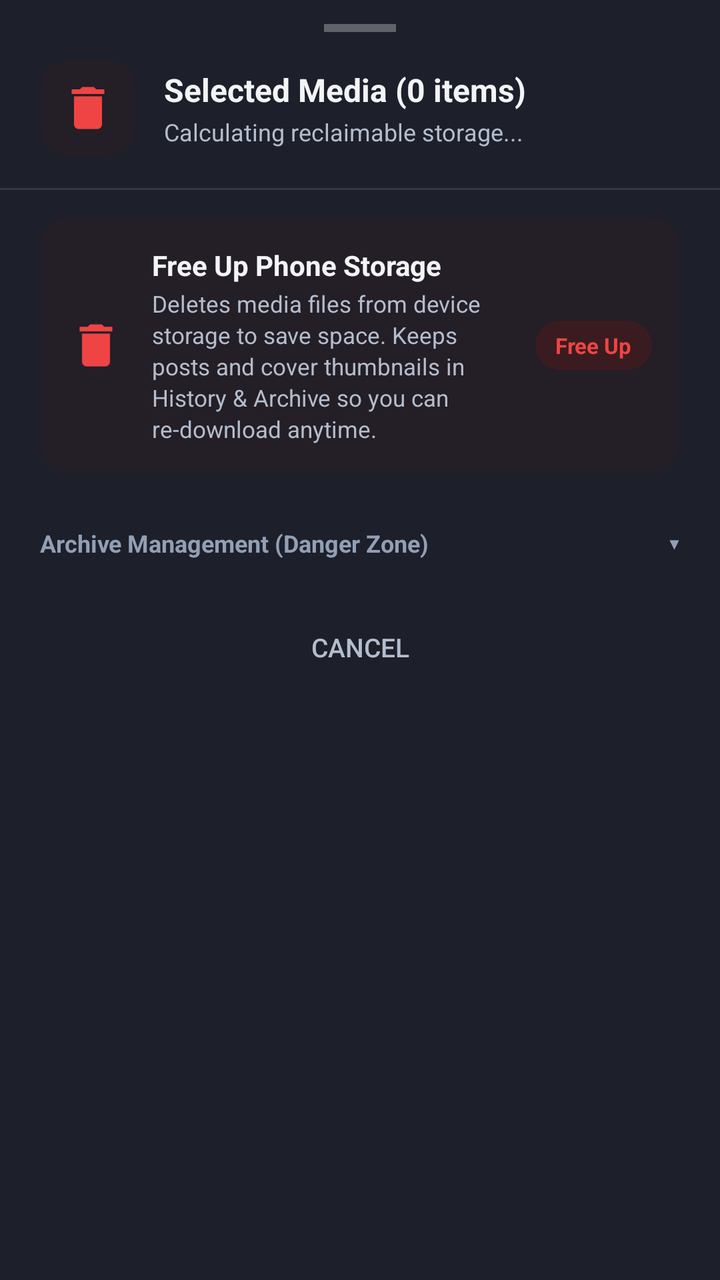
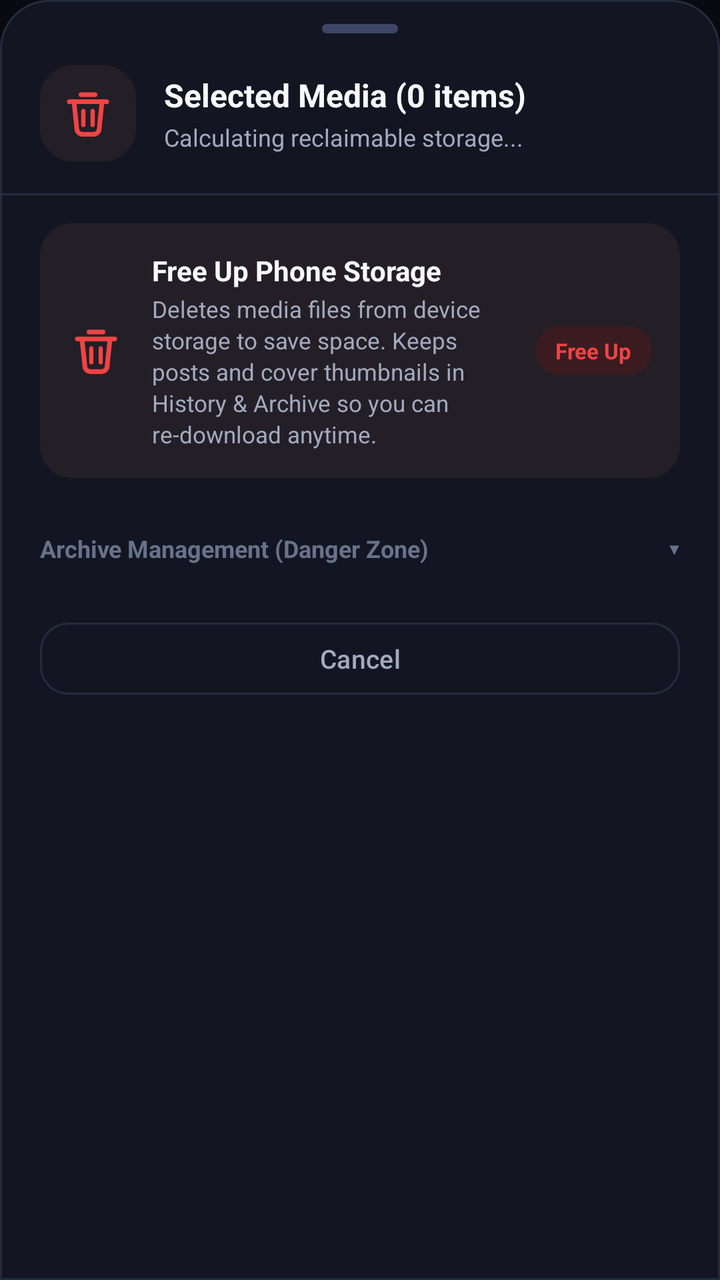

An Android layout rendered at two revisions. The XML below is the earlier revision; the diff shows what the commit changed to produce the second picture.
<!-- AndroidManifest.xml: application theme Theme.InstaSave -->
<!-- res/layout/bottom_sheet_gallery_batch_options.xml -->
<?xml version="1.0" encoding="utf-8"?>
<LinearLayout xmlns:android="http://schemas.android.com/apk/res/android"
    android:layout_width="match_parent"
    android:layout_height="wrap_content"
    android:orientation="vertical"
    android:background="@color/card_bg"
    android:paddingBottom="24dp">

    
    <View
        android:layout_width="36dp"
        android:layout_height="4dp"
        android:layout_gravity="center_horizontal"
        android:layout_marginTop="12dp"
        android:layout_marginBottom="14dp"
        android:background="#4DFFFFFF" />

    
    <LinearLayout
        android:layout_width="match_parent"
        android:layout_height="wrap_content"
        android:orientation="horizontal"
        android:gravity="center_vertical"
        android:paddingHorizontal="20dp"
        android:paddingBottom="16dp">

        <ImageView
            android:layout_width="48dp"
            android:layout_height="48dp"
            android:src="@drawable/ic_delete"
            android:tint="#EF4444"
            android:background="@drawable/card_background"
            android:backgroundTint="#241E26"
            android:padding="10dp"
            android:contentDescription="Batch Delete" />

        <LinearLayout
            android:layout_width="0dp"
            android:layout_height="wrap_content"
            android:layout_weight="1"
            android:orientation="vertical"
            android:layout_marginStart="14dp">

            <TextView
                android:id="@+id/tvBatchTitle"
                android:layout_width="wrap_content"
                android:layout_height="wrap_content"
                android:text="Selected Media (0 items)"
                android:textColor="@color/text_primary"
                android:textSize="16sp"
                android:textStyle="bold" />

            <TextView
                android:id="@+id/tvBatchSubtitle"
                android:layout_width="wrap_content"
                android:layout_height="wrap_content"
                android:layout_marginTop="2dp"
                android:text="Calculating reclaimable storage..."
                android:textColor="@color/text_secondary"
                android:textSize="12sp" />
        </LinearLayout>
    </LinearLayout>

    <View
        android:layout_width="match_parent"
        android:layout_height="1dp"
        android:background="#1AFFFFFF"
        android:layout_marginBottom="14dp" />

    
    <LinearLayout
        android:layout_width="match_parent"
        android:layout_height="wrap_content"
        android:orientation="vertical"
        android:paddingHorizontal="20dp">

        
        <LinearLayout
            android:id="@+id/cardFreeUpStorage"
            android:layout_width="match_parent"
            android:layout_height="wrap_content"
            android:orientation="horizontal"
            android:gravity="center_vertical"
            android:background="@drawable/card_background"
            android:backgroundTint="#241E26"
            android:padding="14dp"
            android:clickable="true"
            android:focusable="true">

            <ImageView
                android:layout_width="28dp"
                android:layout_height="28dp"
                android:src="@drawable/ic_delete"
                android:tint="#EF4444"
                android:contentDescription="Free Up Phone Storage" />

            <LinearLayout
                android:layout_width="0dp"
                android:layout_height="wrap_content"
                android:layout_weight="1"
                android:orientation="vertical"
                android:layout_marginStart="14dp"
                android:layout_marginEnd="8dp">

                <TextView
                    android:id="@+id/tvFreeUpTitle"
                    android:layout_width="wrap_content"
                    android:layout_height="wrap_content"
                    android:text="Free Up Phone Storage"
                    android:textColor="@color/text_primary"
                    android:textSize="14sp"
                    android:textStyle="bold" />

                <TextView
                    android:layout_width="wrap_content"
                    android:layout_height="wrap_content"
                    android:layout_marginTop="2dp"
                    android:text="Deletes media files from device storage to save space. Keeps posts and cover thumbnails in History &amp; Archive so you can re-download anytime."
                    android:textColor="@color/text_secondary"
                    android:textSize="11.5sp"
                    android:lineSpacingExtra="2dp" />
            </LinearLayout>

            <TextView
                android:id="@+id/tvFreeUpPill"
                android:layout_width="wrap_content"
                android:layout_height="wrap_content"
                android:text="Free Up"
                android:textColor="#EF4444"
                android:textSize="11sp"
                android:textStyle="bold"
                android:background="@drawable/card_background"
                android:backgroundTint="#3A1C20"
                android:paddingHorizontal="10dp"
                android:paddingVertical="5dp" />
        </LinearLayout>

        
        <LinearLayout
            android:id="@+id/layoutBatchDangerHeader"
            android:layout_width="match_parent"
            android:layout_height="wrap_content"
            android:orientation="horizontal"
            android:gravity="center_vertical"
            android:layout_marginTop="16dp"
            android:paddingVertical="8dp"
            android:clickable="true"
            android:focusable="true">

            <TextView
                android:layout_width="0dp"
                android:layout_height="wrap_content"
                android:layout_weight="1"
                android:text="Archive Management (Danger Zone)"
                android:textColor="@color/text_muted"
                android:textSize="12sp"
                android:textStyle="bold" />

            <TextView
                android:id="@+id/tvBatchDangerChevron"
                android:layout_width="wrap_content"
                android:layout_height="wrap_content"
                android:text="▾"
                android:textColor="@color/text_muted"
                android:textSize="16sp" />
        </LinearLayout>

        
        <LinearLayout
            android:id="@+id/layoutBatchDangerContent"
            android:layout_width="match_parent"
            android:layout_height="wrap_content"
            android:orientation="vertical"
            android:background="@drawable/card_background"
            android:backgroundTint="#241215"
            android:padding="14dp"
            android:layout_marginTop="4dp"
            android:visibility="gone">

            <TextView
                android:layout_width="wrap_content"
                android:layout_height="wrap_content"
                android:text="⚠️ Permanent Archive Removal"
                android:textColor="#EF4444"
                android:textSize="12.5sp"
                android:textStyle="bold" />

            <TextView
                android:layout_width="wrap_content"
                android:layout_height="wrap_content"
                android:layout_marginTop="4dp"
                android:text="Permanently removes both physical files and History records from InstaSave. These posts cannot be restored or re-downloaded from the archive."
                android:textColor="@color/text_secondary"
                android:textSize="11.5sp"
                android:lineSpacingExtra="2dp" />

            <Button
                android:id="@+id/btnBatchPermanentDelete"
                style="@style/Widget.AppCompat.Button.Borderless"
                android:layout_width="match_parent"
                android:layout_height="38dp"
                android:text="Permanently Erase from History"
                android:textColor="#EF4444"
                android:textSize="12sp"
                android:textStyle="bold"
                android:background="@drawable/card_background"
                android:backgroundTint="#3B171A"
                android:layout_marginTop="12dp" />
        </LinearLayout>

        
        <Button
            android:id="@+id/btnBatchCancel"
            style="@style/Widget.AppCompat.Button.Borderless"
            android:layout_width="match_parent"
            android:layout_height="42dp"
            android:text="Cancel"
            android:textColor="@color/text_secondary"
            android:textSize="13sp"
            android:layout_marginTop="12dp" />

    </LinearLayout>

</LinearLayout>
<!-- resources referenced by this layout -->
<resources>
  <color name="card_bg">#1D1F2A</color>
  <color name="text_muted">#929FB4</color>
  <color name="text_primary">#F3F4F6</color>
  <color name="text_secondary">#B3BDCE</color>
  <!-- drawable card_background (drawable) -->
  <?xml version="1.0" encoding="utf-8"?>
  <shape xmlns:android="http://schemas.android.com/apk/res/android"
      android:shape="rectangle">
      <solid android:color="@color/card_bg" />
      <corners android:radius="14dp" />
      <stroke
          android:width="1dp"
          android:color="@color/card_stroke" />
  </shape>
  <!-- drawable ic_delete (drawable) -->
  <?xml version="1.0" encoding="utf-8"?>
  <vector xmlns:android="http://schemas.android.com/apk/res/android"
      android:width="24dp"
      android:height="24dp"
      android:viewportWidth="24"
      android:viewportHeight="24">
      <path
          android:fillColor="#EF4444"
          android:pathData="M6,19c0,1.1 0.9,2 2,2h8c1.1,0 2,-0.9 2,-2V7H6v12zM19,4h-3.5l-1,-1h-5l-1,1H5v2h14V4z" />
  </vector>
  <style name="Theme.InstaSave" parent="Theme.Material3.Dark.NoActionBar">
          
          <item name="colorPrimary">@color/insta_pink</item>
          <item name="android:statusBarColor">@color/bg_dark</item>
          <item name="colorOnPrimary">@color/bg_dark</item>
          <item name="colorAccent">@color/insta_coral</item>
  
          
          <item name="colorSecondaryContainer">#37344E</item>
          <item name="colorOnSecondaryContainer">@color/insta_pink</item>
  
          
          <item name="android:colorBackground">@color/bg_dark</item>
          <item name="colorSurface">@color/bg_dark</item>
          <item name="colorSurfaceContainer">@color/card_bg</item>
          <item name="colorOnSurface">@color/text_primary</item>
          <item name="colorOnSurfaceVariant">@color/text_secondary</item>
          <item name="colorOutline">@color/card_stroke</item>
  
          
          <item name="bottomNavigationStyle">@style/Widget.InstaSave.BottomNav</item>
      </style>
  <color name="card_stroke">#373948</color>
  <color name="insta_pink">#AAA6FF</color>
  <color name="bg_dark">#101118</color>
  <color name="insta_coral">#938DFF</color>
  <style name="Widget.InstaSave.BottomNav" parent="Widget.Material3.BottomNavigationView">
          <item name="itemActiveIndicatorStyle">@style/Widget.InstaSave.BottomNav.Indicator</item>
      </style>
  <style name="Widget.InstaSave.BottomNav.Indicator" parent="Widget.Material3.BottomNavigationView.ActiveIndicator">
          <item name="android:color">#37344E</item>
          <item name="android:width">56dp</item>
          <item name="android:height">32dp</item>
      </style>
</resources>

<!-- the commit's change to res/layout/bottom_sheet_gallery_batch_options.xml (unified diff, before → after) -->
@@ -1,19 +1,21 @@
 <?xml version="1.0" encoding="utf-8"?>
 <LinearLayout xmlns:android="http://schemas.android.com/apk/res/android"
+    xmlns:app="http://schemas.android.com/apk/res-auto"
     android:layout_width="match_parent"
     android:layout_height="wrap_content"
     android:orientation="vertical"
-    android:background="@color/card_bg"
+    android:background="@drawable/bg_bottom_sheet"
     android:paddingBottom="24dp">
 
     
     <View
-        android:layout_width="36dp"
-        android:layout_height="4dp"
+        android:layout_width="38dp"
+        android:layout_height="4.5dp"
         android:layout_gravity="center_horizontal"
         android:layout_marginTop="12dp"
-        android:layout_marginBottom="14dp"
-        android:background="#4DFFFFFF" />
+        android:layout_marginBottom="16dp"
+        android:background="@drawable/card_background"
+        android:backgroundTint="#3D4664" />
 
     
     <LinearLayout
@@ -28,7 +30,7 @@
             android:layout_width="48dp"
             android:layout_height="48dp"
             android:src="@drawable/ic_delete"
-            android:tint="#EF4444"
+            app:tint="#EF4444"
             android:background="@drawable/card_background"
             android:backgroundTint="#241E26"
             android:padding="10dp"
@@ -64,7 +66,7 @@
     <View
         android:layout_width="match_parent"
         android:layout_height="1dp"
-        android:background="#1AFFFFFF"
+        android:background="@color/card_stroke"
         android:layout_marginBottom="14dp" />
 
     
@@ -91,7 +93,7 @@
                 android:layout_width="28dp"
                 android:layout_height="28dp"
                 android:src="@drawable/ic_delete"
-                android:tint="#EF4444"
+                app:tint="#EF4444"
                 android:contentDescription="Free Up Phone Storage" />
 
             <LinearLayout
@@ -198,7 +200,7 @@
                 android:id="@+id/btnBatchPermanentDelete"
                 style="@style/Widget.AppCompat.Button.Borderless"
                 android:layout_width="match_parent"
-                android:layout_height="38dp"
+                android:layout_height="40dp"
                 android:text="Permanently Erase from History"
                 android:textColor="#EF4444"
                 android:textSize="12sp"
@@ -209,15 +211,17 @@
         </LinearLayout>
 
         
-        <Button
+        <com.google.android.material.button.MaterialButton
             android:id="@+id/btnBatchCancel"
-            style="@style/Widget.AppCompat.Button.Borderless"
-            android:layout_width="match_parent"
-            android:layout_height="42dp"
+            style="?attr/materialButtonOutlinedStyle"
+            android:layout_width="match_parent"
+            android:layout_height="44dp"
             android:text="Cancel"
             android:textColor="@color/text_secondary"
             android:textSize="13sp"
-            android:layout_marginTop="12dp" />
+            app:cornerRadius="14dp"
+            app:strokeColor="@color/card_stroke"
+            android:layout_marginTop="14dp" />
 
     </LinearLayout>
 
<!-- resource entries referenced after the edit -->
@@ -1,15 +1,29 @@
 <!-- resources referenced by this layout -->
 <resources>
-  <color name="card_bg">#1D1F2A</color>
-  <color name="text_muted">#929FB4</color>
-  <color name="text_primary">#F3F4F6</color>
-  <color name="text_secondary">#B3BDCE</color>
+  <color name="card_bg">#131622</color>
+  <color name="text_muted">#68728A</color>
+  <color name="text_primary">#F8F9FD</color>
+  <color name="text_secondary">#A2AABF</color>
+  <!-- drawable bg_bottom_sheet (drawable) -->
+  <?xml version="1.0" encoding="utf-8"?>
+  <shape xmlns:android="http://schemas.android.com/apk/res/android"
+      android:shape="rectangle">
+      <solid android:color="@color/card_bg" />
+      <corners
+          android:topLeftRadius="24dp"
+          android:topRightRadius="24dp"
+          android:bottomLeftRadius="0dp"
+          android:bottomRightRadius="0dp" />
+      <stroke
+          android:width="1dp"
+          android:color="@color/card_stroke" />
+  </shape>
   <!-- drawable card_background (drawable) -->
   <?xml version="1.0" encoding="utf-8"?>
   <shape xmlns:android="http://schemas.android.com/apk/res/android"
       android:shape="rectangle">
       <solid android:color="@color/card_bg" />
-      <corners android:radius="14dp" />
+      <corners android:radius="16dp" />
       <stroke
           android:width="1dp"
           android:color="@color/card_stroke" />
@@ -21,25 +35,57 @@
       android:height="24dp"
       android:viewportWidth="24"
       android:viewportHeight="24">
+  
+      
       <path
-          android:fillColor="#EF4444"
-          android:pathData="M6,19c0,1.1 0.9,2 2,2h8c1.1,0 2,-0.9 2,-2V7H6v12zM19,4h-3.5l-1,-1h-5l-1,1H5v2h14V4z" />
+          android:strokeColor="#FFFFFFFF"
+          android:strokeWidth="2.0"
+          android:strokeLineCap="round"
+          android:strokeLineJoin="round"
+          android:pathData="M9,4 H15" />
+  
+      
+      <path
+          android:strokeColor="#FFFFFFFF"
+          android:strokeWidth="2.0"
+          android:strokeLineCap="round"
+          android:pathData="M4,7 H20" />
+  
+      
+      <path
+          android:strokeColor="#FFFFFFFF"
+          android:strokeWidth="2.0"
+          android:strokeLineCap="round"
+          android:strokeLineJoin="round"
+          android:pathData="M6,7 L7.2,18.5 A2.5,2.5 0 0 0 9.7,21 H14.3 A2.5,2.5 0 0 0 16.8,18.5 L18,7" />
+  
+      
+      <path
+          android:strokeColor="#FFFFFFFF"
+          android:strokeWidth="1.8"
+          android:strokeLineCap="round"
+          android:pathData="M10,11 V17 M14,11 V17" />
+  
   </vector>
   <style name="Theme.InstaSave" parent="Theme.Material3.Dark.NoActionBar">
           
           <item name="colorPrimary">@color/insta_pink</item>
           <item name="android:statusBarColor">@color/bg_dark</item>
-          <item name="colorOnPrimary">@color/bg_dark</item>
+          <item name="android:navigationBarColor">@color/bg_dark</item>
+          <item name="android:windowLightStatusBar">false</item>
+          <item name="android:windowLightNavigationBar">false</item>
+          <item name="colorOnPrimary">@color/white</item>
           <item name="colorAccent">@color/insta_coral</item>
   
           
-          <item name="colorSecondaryContainer">#37344E</item>
+          <item name="colorSecondaryContainer">#25213D</item>
           <item name="colorOnSecondaryContainer">@color/insta_pink</item>
   
           
           <item name="android:colorBackground">@color/bg_dark</item>
           <item name="colorSurface">@color/bg_dark</item>
           <item name="colorSurfaceContainer">@color/card_bg</item>
+          <item name="colorSurfaceContainerHigh">@color/surface_elevated</item>
           <item name="colorOnSurface">@color/text_primary</item>
           <item name="colorOnSurfaceVariant">@color/text_secondary</item>
           <item name="colorOutline">@color/card_stroke</item>
@@ -47,17 +93,24 @@
           
           <item name="bottomNavigationStyle">@style/Widget.InstaSave.BottomNav</item>
       </style>
-  <color name="card_stroke">#373948</color>
-  <color name="insta_pink">#AAA6FF</color>
-  <color name="bg_dark">#101118</color>
-  <color name="insta_coral">#938DFF</color>
+  <color name="card_stroke">#252B3E</color>
+  <color name="insta_pink">#8A67FF</color>
+  <color name="bg_dark">#090A10</color>
+  <color name="white">#FFFFFFFF</color>
+  <color name="insta_coral">#FF3377</color>
+  <color name="surface_elevated">#1E2335</color>
   <style name="Widget.InstaSave.BottomNav" parent="Widget.Material3.BottomNavigationView">
           <item name="itemActiveIndicatorStyle">@style/Widget.InstaSave.BottomNav.Indicator</item>
+          <item name="itemRippleColor">#208A67FF</item>
       </style>
   <style name="Widget.InstaSave.BottomNav.Indicator" parent="Widget.Material3.BottomNavigationView.ActiveIndicator">
-          <item name="android:color">#37344E</item>
-          <item name="android:width">56dp</item>
+          <item name="android:color">#25213D</item>
+          <item name="android:width">60dp</item>
           <item name="android:height">32dp</item>
+          <item name="shapeAppearance">@style/ShapeAppearance.InstaSave.NavIndicator</item>
+      </style>
+  <style name="ShapeAppearance.InstaSave.NavIndicator" parent="ShapeAppearance.Material3.Corner.Full">
+          <item name="cornerSize">16dp</item>
       </style>
 </resources>
 
